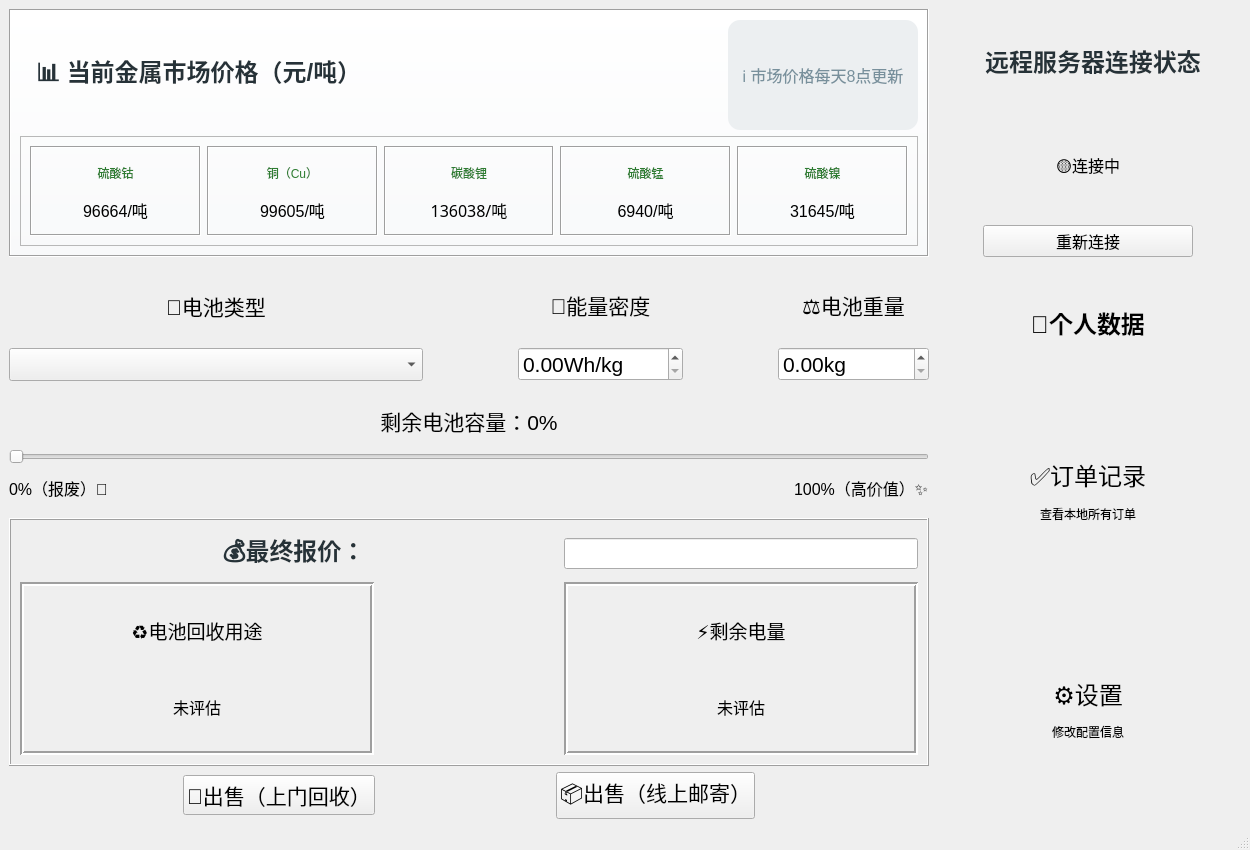
This is mainwindow.ui in RipplesDance/WasteMetalRecoverySystem as Qt 5 draws it before an edit. The edited form follows.
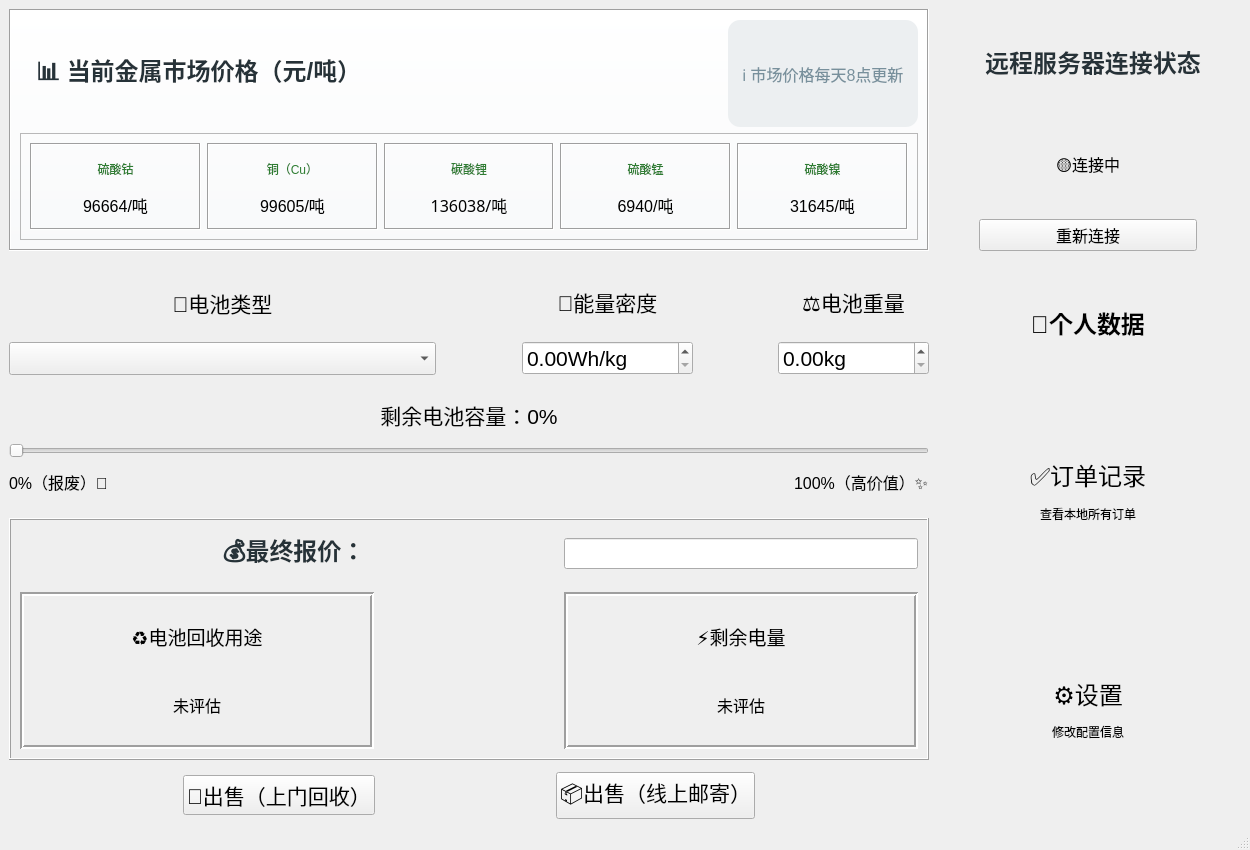
This is the edited form. Custom widgets are drawn as their Qt base class.

Commit message: adjusted window size

Diff of the .ui file:
```diff
--- a/mainwindow.ui
+++ b/mainwindow.ui
@@ -12,8 +12,8 @@
   </property>
   <property name="minimumSize">
    <size>
-    <width>1200</width>
-    <height>800</height>
+    <width>0</width>
+    <height>770</height>
    </size>
   </property>
   <property name="windowTitle">
@@ -23,9 +23,12 @@
    <layout class="QHBoxLayout" name="horizontalLayout_5">
     <item>
      <layout class="QGridLayout" name="gridLayout_4" columnstretch="3,0,1">
-      <property name="spacing">
+      <property name="horizontalSpacing">
        <number>6</number>
       </property>
+      <property name="verticalSpacing">
+       <number>12</number>
+      </property>
       <item row="3" column="0">
        <widget class="QFrame" name="frame_4">
         <property name="frameShape">
@@ -38,6 +41,9 @@
          <property name="topMargin">
           <number>12</number>
          </property>
+         <property name="verticalSpacing">
+          <number>16</number>
+         </property>
          <item row="1" column="2">
           <spacer name="horizontalSpacer_5">
            <property name="orientation">
@@ -140,6 +146,12 @@
          </item>
          <item row="1" column="0" colspan="2">
           <widget class="QFrame" name="frame_5">
+           <property name="minimumSize">
+            <size>
+             <width>0</width>
+             <height>0</height>
+            </size>
+           </property>
            <property name="font">
             <font>
              <pointsize>9</pointsize>
```
